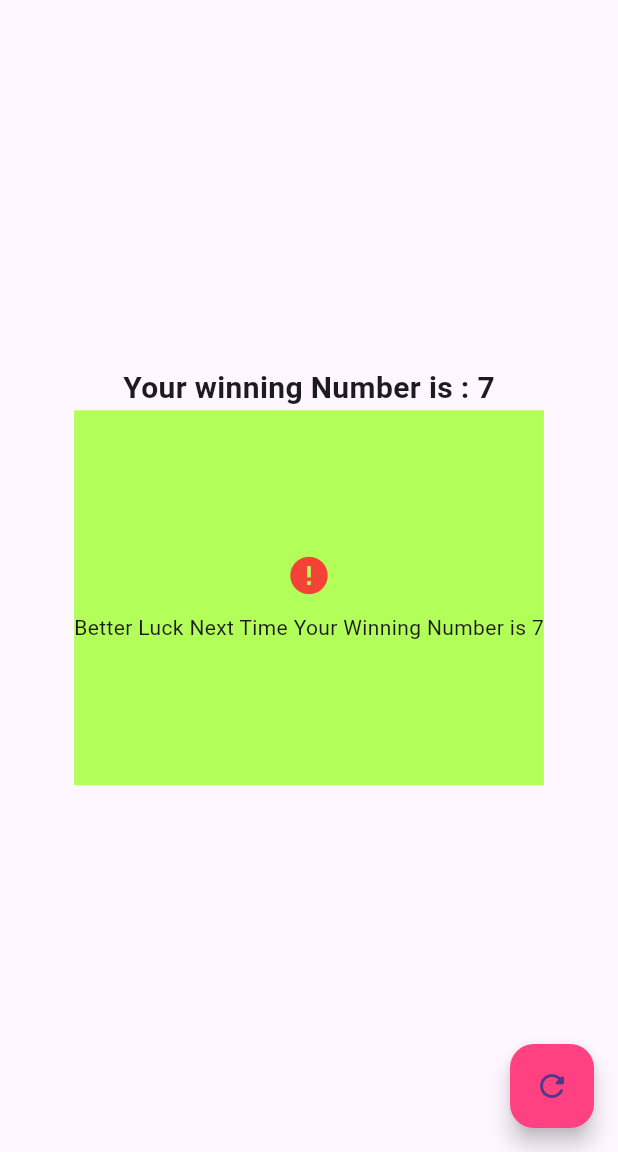
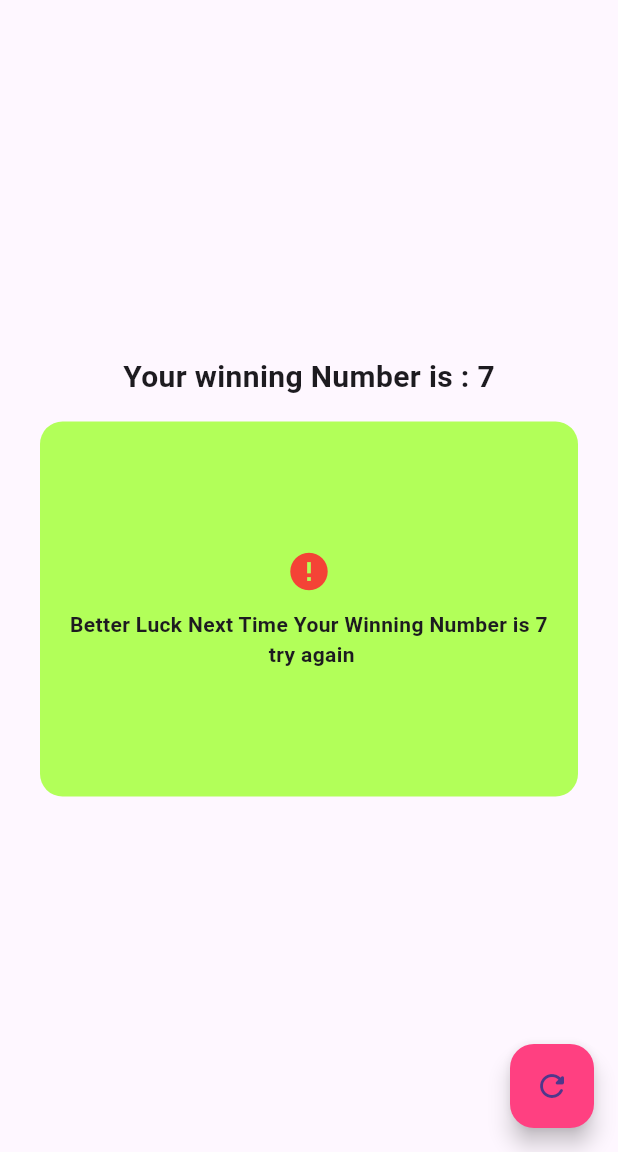
Before and after one commit to Salman-Dev336/Lottery_App_flutter, a Flutter app: the screen it shows after launch, after a tap on the "refresh" icon, on a phone screen of 412 x 824 dp, the part 84-1236 px from its top. Run offline on Flutter 3.47's test engine with Material 3 defaults, Android fonts, the phone set to English and light mode, and no system bars.

Commit message:
added the button

```diff
--- a/lib/main.dart
+++ b/lib/main.dart
@@ -1,4 +1,5 @@
 import 'package:flutter/material.dart';
+import 'dart:math';
 
 void main() {
   runApp( MyApp());
@@ -12,6 +13,7 @@ class MyApp extends StatefulWidget {
 }
 
 class _MyAppState extends State<MyApp> {
+  Random random = Random();
   // my lucky number
   int x = 7;
 
@@ -39,24 +41,34 @@ class _MyAppState extends State<MyApp> {
                 fontWeight: FontWeight.bold,
               ),),
             ),
+            SizedBox(height: 15,),
             Container(
               height: 250,
               decoration: BoxDecoration(
                 color: Colors.lightGreenAccent,
+                borderRadius: BorderRadius.circular(15),
               ),
+              child: Padding(
+                padding: const EdgeInsets.all(20),
                 child: Column(
                   mainAxisAlignment: MainAxisAlignment.center,
                   crossAxisAlignment: CrossAxisAlignment.center,
                   children: [
                     Icon(Icons.error,color: Colors.red,size: 30,),
                     SizedBox(height: 10,),
-                  Text('Better Luck Next Time Your Winning Number is $x'),
+                    Text('Better Luck Next Time Your Winning Number is $x\n try again',
+                    textAlign: TextAlign.center,
+                    style: TextStyle(
+                      fontWeight: FontWeight.bold,
+                    ),),
                   ],
+                ),
               ),
             ),
           ],
         ),
         floatingActionButton: FloatingActionButton(onPressed: (){
+          print(random.nextInt(10).toString());
         },
           child: Icon(Icons.refresh_rounded),
           backgroundColor: Colors.pinkAccent,
```
Lines whose indentation alone changed are shown as unchanged.
